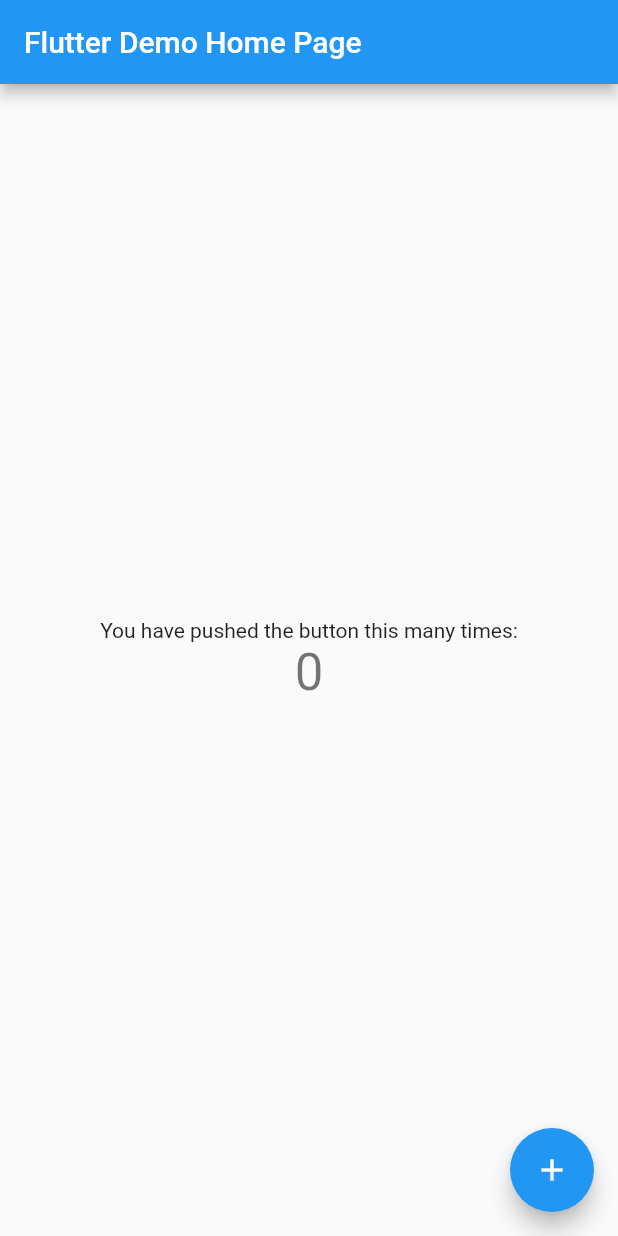
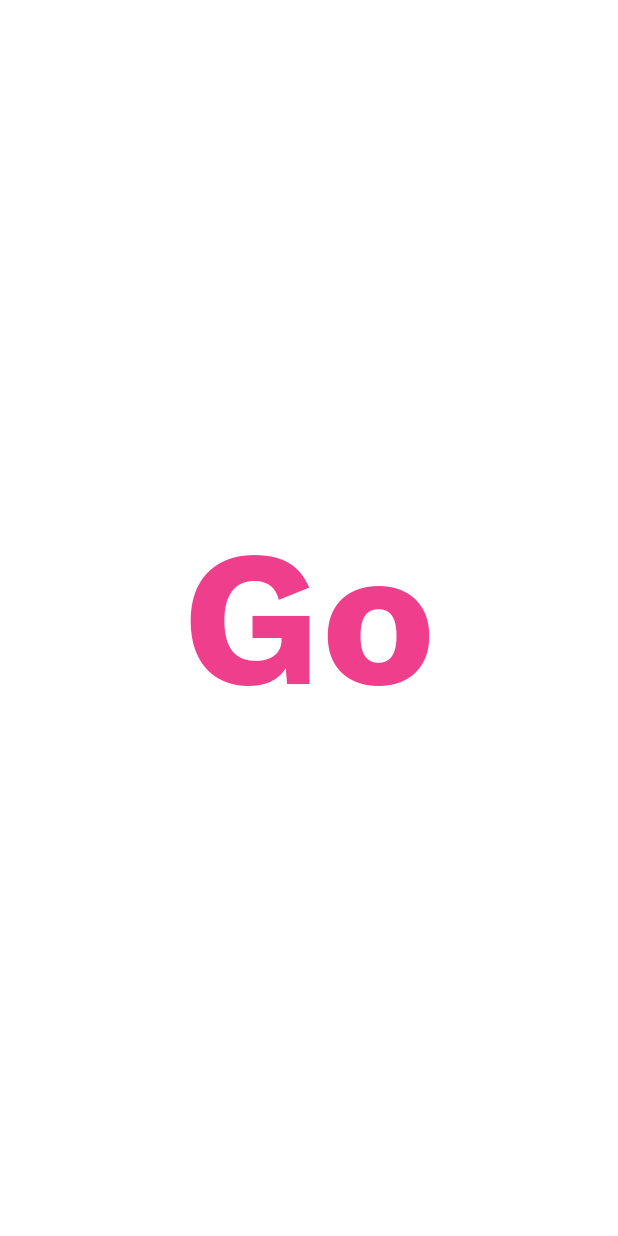
Before and after one commit to antonkrasov/teamgo, a Flutter app: the screen it shows after launch, on a phone screen of 412 x 824 dp. Run offline on Flutter 3.47's test engine with Material 2 defaults, Android fonts, the phone set to English and light mode, and no system bars.

Commit message:
Basic styling, app icon, fonts and splash screen

```diff
--- a/lib/main.dart
+++ b/lib/main.dart
@@ -1,111 +1,20 @@
 import 'package:flutter/material.dart';
+import 'package:teamgo/router.dart';
 
 void main() => runApp(MyApp());
 
 class MyApp extends StatelessWidget {
-  // This widget is the root of your application.
   @override
   Widget build(BuildContext context) {
     return MaterialApp(
       title: 'Flutter Demo',
       theme: ThemeData(
-        // This is the theme of your application.
-        //
-        // Try running your application with "flutter run". You'll see the
-        // application has a blue toolbar. Then, without quitting the app, try
-        // changing the primarySwatch below to Colors.green and then invoke
-        // "hot reload" (press "r" in the console where you ran "flutter run",
-        // or simply save your changes to "hot reload" in a Flutter IDE).
-        // Notice that the counter didn't reset back to zero; the application
-        // is not restarted.
+        fontFamily: 'WorkSans',
         primarySwatch: Colors.blue,
       ),
-      home: MyHomePage(title: 'Flutter Demo Home Page'),
+      onGenerateRoute: Router.generateRoute,
+      initialRoute: 'splash',
+      debugShowCheckedModeBanner: false,
     );
   }
 }
-
-class MyHomePage extends StatefulWidget {
-  MyHomePage({Key key, this.title}) : super(key: key);
-
-  // This widget is the home page of your application. It is stateful, meaning
-  // that it has a State object (defined below) that contains fields that affect
-  // how it looks.
-
-  // This class is the configuration for the state. It holds the values (in this
-  // case the title) provided by the parent (in this case the App widget) and
-  // used by the build method of the State. Fields in a Widget subclass are
-  // always marked "final".
-
-  final String title;
-
-  @override
-  _MyHomePageState createState() => _MyHomePageState();
-}
-
-class _MyHomePageState extends State<MyHomePage> {
-  int _counter = 0;
-
-  void _incrementCounter() {
-    setState(() {
-      // This call to setState tells the Flutter framework that something has
-      // changed in this State, which causes it to rerun the build method below
-      // so that the display can reflect the updated values. If we changed
-      // _counter without calling setState(), then the build method would not be
-      // called again, and so nothing would appear to happen.
-      _counter++;
-    });
-  }
-
-  @override
-  Widget build(BuildContext context) {
-    // This method is rerun every time setState is called, for instance as done
-    // by the _incrementCounter method above.
-    //
-    // The Flutter framework has been optimized to make rerunning build methods
-    // fast, so that you can just rebuild anything that needs updating rather
-    // than having to individually change instances of widgets.
-    return Scaffold(
-      appBar: AppBar(
-        // Here we take the value from the MyHomePage object that was created by
-        // the App.build method, and use it to set our appbar title.
-        title: Text(widget.title),
-      ),
-      body: Center(
-        // Center is a layout widget. It takes a single child and positions it
-        // in the middle of the parent.
-        child: Column(
-          // Column is also a layout widget. It takes a list of children and
-          // arranges them vertically. By default, it sizes itself to fit its
-          // children horizontally, and tries to be as tall as its parent.
-          //
-          // Invoke "debug painting" (press "p" in the console, choose the
-          // "Toggle Debug Paint" action from the Flutter Inspector in Android
-          // Studio, or the "Toggle Debug Paint" command in Visual Studio Code)
-          // to see the wireframe for each widget.
-          //
-          // Column has various properties to control how it sizes itself and
-          // how it positions its children. Here we use mainAxisAlignment to
-          // center the children vertically; the main axis here is the vertical
-          // axis because Columns are vertical (the cross axis would be
-          // horizontal).
-          mainAxisAlignment: MainAxisAlignment.center,
-          children: <Widget>[
-            Text(
-              'You have pushed the button this many times:',
-            ),
-            Text(
-              '$_counter',
-              style: Theme.of(context).textTheme.display1,
-            ),
-          ],
-        ),
-      ),
-      floatingActionButton: FloatingActionButton(
-        onPressed: _incrementCounter,
-        tooltip: 'Increment',
-        child: Icon(Icons.add),
-      ), // This trailing comma makes auto-formatting nicer for build methods.
-    );
-  }
-}
--- /dev/null
+++ b/lib/router.dart
@@ -0,0 +1,30 @@
+import 'package:flutter/material.dart';
+import 'package:teamgo/screens/home.dart';
+import 'package:teamgo/screens/splash.dart';
+
+class Router {
+  static Route<dynamic> generateRoute(RouteSettings settings) {
+    switch (settings.name) {
+      case 'splash':
+        return MaterialPageRoute(
+          builder: (_) => SplashScreen(),
+          settings: RouteSettings(isInitialRoute: true),
+        );
+      case 'home':
+        return MaterialPageRoute(
+          builder: (_) => HomeScreen(),
+          settings: RouteSettings(isInitialRoute: true),
+        );
+      default:
+        return MaterialPageRoute(
+          builder: (_) {
+            return Scaffold(
+              body: Center(
+                child: Text('No route defined for ${settings.name}'),
+              ),
+            );
+          },
+        );
+    }
+  }
+}
--- /dev/null
+++ b/lib/screens/home.dart
@@ -0,0 +1,12 @@
+import 'package:flutter/material.dart';
+
+class HomeScreen extends StatelessWidget {
+  @override
+  Widget build(BuildContext context) {
+    return Scaffold(
+      body: Center(
+        child: Text('Home'),
+      ),
+    );
+  }
+}
--- /dev/null
+++ b/lib/screens/splash.dart
@@ -0,0 +1,17 @@
+import 'package:flutter/material.dart';
+import 'package:teamgo/styles/text.dart';
+
+class SplashScreen extends StatelessWidget {
+  @override
+  Widget build(BuildContext context) {
+    return Scaffold(
+      backgroundColor: Colors.white,
+      body: Center(
+        child: Text(
+          'Go',
+          style: TeamGoTextStyles.splash,
+        ),
+      ),
+    );
+  }
+}
--- /dev/null
+++ b/lib/styles/colors.dart
@@ -0,0 +1,9 @@
+
+
+import 'package:flutter/material.dart';
+
+class TeamGoColors {
+
+  static const Color primaryColor = Color(0xffEF3E8B);
+
+}
--- /dev/null
+++ b/lib/styles/text.dart
@@ -0,0 +1,16 @@
+
+
+
+import 'package:flutter/material.dart';
+import 'package:teamgo/styles/colors.dart';
+
+class TeamGoTextStyles {
+
+  static const TextStyle splash = TextStyle(
+    color: TeamGoColors.primaryColor,
+    fontSize: 128,
+    fontWeight: FontWeight.w700
+  );
+
+
+}
```
Also changed, not shown: pubspec.yaml (+12 -52 lines), assets/fonts/WorkSans-Bold.ttf (added), assets/fonts/WorkSans-Medium.ttf (added), assets/fonts/WorkSans-Regular.ttf (added), assets/fonts/WorkSans-SemiBold.ttf (added), 42 other files.
